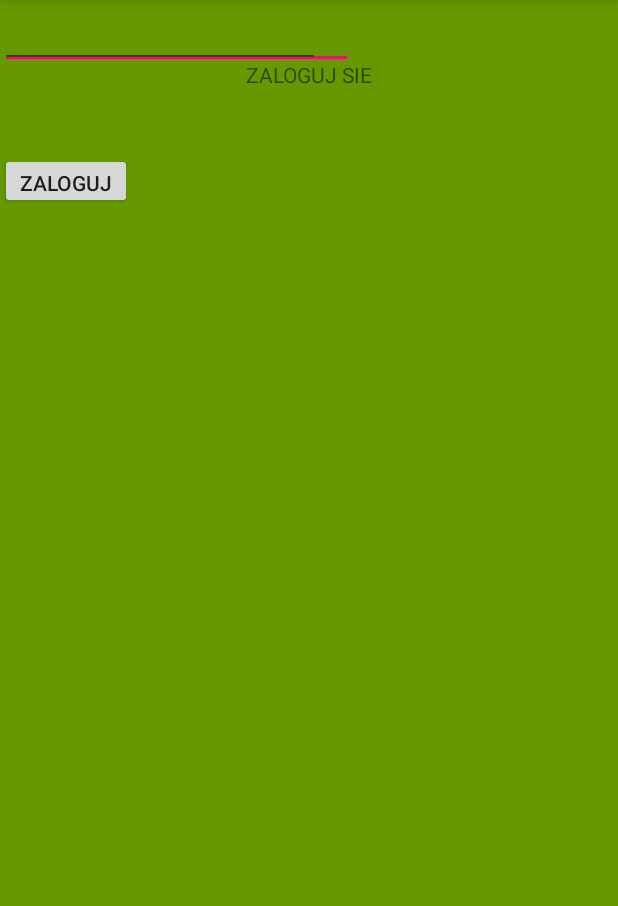
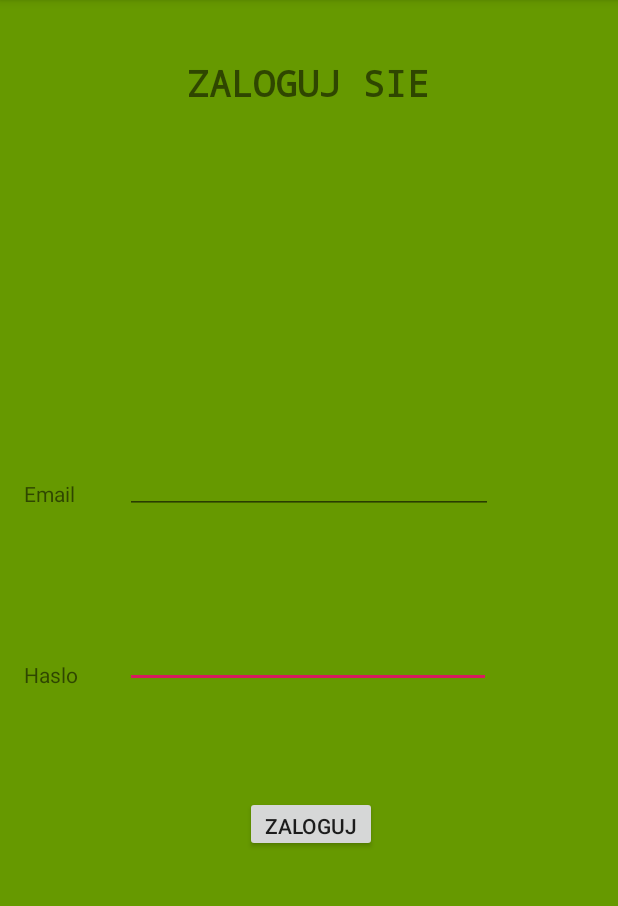
Before and after one commit to KubaWisniewski/PAMO-App, an Android app: the screen it shows after launch (LoginActivity), on a phone screen of 412 x 824 dp, the part 84-990 px from its top. Run offline under Robolectric (Android 15) with nearby library versions, the phone set to English and light mode, and no system bars.

Commit message:
Login and register functionality (hardcoded)

```diff
--- a/QuizMania/app/src/main/java/com/example/quizmania/LoginActivity.java
+++ b/QuizMania/app/src/main/java/com/example/quizmania/LoginActivity.java
@@ -6,22 +6,49 @@ import android.widget.Button;
 
 import androidx.appcompat.app.AppCompatActivity;
 
+import com.example.quizmania.service.LoginPayload;
+import com.example.quizmania.service.UserService;
+
+import java.net.URL;
+
+import retrofit2.Call;
+import retrofit2.Callback;
+import retrofit2.Response;
+import retrofit2.Retrofit;
+import retrofit2.converter.gson.GsonConverterFactory;
+
 public class LoginActivity extends AppCompatActivity {
     Button login;
-/*
-    Retrofit retrofit = new Retrofit.Builder()
-            .baseUrl("localhost:8081/api/auth")
-            .addConverterFactory(GsonConverterFactory.create())
-            .build();
-*/
+    LoginPayload loginPayload = new LoginPayload();
+
     protected void onCreate(Bundle savedInstanceState) {
         super.onCreate(savedInstanceState);
         setContentView(R.layout.login_activity);
         login = findViewById(R.id.button_login_id);
+
+        final Retrofit retrofit = new Retrofit.Builder()
+                .baseUrl("http://192.168.1.107:8081/")
+                .addConverterFactory(GsonConverterFactory.create())
+                .build();
+
+        loginPayload.email = "admin@test.com";
+        loginPayload.password = "123";
         login.setOnClickListener(new View.OnClickListener() {
             @Override
             public void onClick(View v) {
+                UserService userService = retrofit.create(UserService.class);
+                Call<LoginPayload> call = userService.login(loginPayload);
+                call.enqueue(new Callback<LoginPayload>() {
+                    @Override
+                    public void onResponse(Call<LoginPayload> call, Response<LoginPayload> response) {
+                        System.out.println(response.headers().get("X-Auth-Token"));
+                    }
 
+                    @Override
+                    public void onFailure(Call<LoginPayload> call, Throwable t) {
+                        System.out.println(t);
+                    }
+                });
             }
         });
     }
--- a/QuizMania/app/src/main/java/com/example/quizmania/service/LoginPayload.java
+++ b/QuizMania/app/src/main/java/com/example/quizmania/service/LoginPayload.java
@@ -1,6 +1,6 @@
 package com.example.quizmania.service;
 
 public class LoginPayload {
-    private String email;
-    private String password;
+    public String email;
+    public String password;
 }
--- a/QuizMania/app/src/main/java/com/example/quizmania/service/UserService.java
+++ b/QuizMania/app/src/main/java/com/example/quizmania/service/UserService.java
@@ -5,6 +5,9 @@ import retrofit2.http.Body;
 import retrofit2.http.POST;
 
 public interface UserService {
-    @POST("users/new")
-    Call login(@Body LoginPayload loginPayload);
+    @POST("/api/auth/signin")
+    Call<LoginPayload> login(@Body LoginPayload loginPayload);
+
+    @POST("/api/auth/signup")
+    Call<RegisterPayload> register(@Body RegisterPayload registerPayload);
 }
--- a/QuizMania/app/src/main/res/layout/login_activity.xml
+++ b/QuizMania/app/src/main/res/layout/login_activity.xml
@@ -2,8 +2,9 @@
 <LinearLayout xmlns:android="http://schemas.android.com/apk/res/android"
     xmlns:app="http://schemas.android.com/apk/res-auto"
     xmlns:tools="http://schemas.android.com/tools"
-    android:orientation="vertical" android:layout_width="match_parent"
-    android:layout_height="match_parent">
+    android:layout_width="match_parent"
+    android:layout_height="match_parent"
+    android:orientation="horizontal">
 
     <androidx.constraintlayout.widget.ConstraintLayout
         android:id="@+id/ConstraintLayout"
@@ -15,38 +16,80 @@
             android:id="@+id/login_text"
             android:layout_width="wrap_content"
             android:layout_height="wrap_content"
+            android:fontFamily="monospace"
             android:text="@string/login_text_value"
+            android:textAlignment="center"
+            android:textSize="24sp"
+            android:textStyle="bold"
             app:layout_constraintBottom_toBottomOf="parent"
             app:layout_constraintEnd_toEndOf="parent"
+            app:layout_constraintHorizontal_bias="0.498"
             app:layout_constraintStart_toStartOf="parent"
             app:layout_constraintTop_toTopOf="parent"
             app:layout_constraintVertical_bias="0.053" />
 
         <EditText
             android:id="@+id/editText2"
-            android:layout_width="235dp"
-            android:layout_height="46dp"
+            android:layout_width="244dp"
+            android:layout_height="44dp"
             android:ems="10"
             android:inputType="textPassword"
-            tools:layout_editor_absoluteX="93dp"
-            tools:layout_editor_absoluteY="304dp" />
-
-        <EditText
-            android:id="@+id/editText3"
-            android:layout_width="wrap_content"
-            android:layout_height="wrap_content"
-            android:ems="10"
-            android:inputType="textEmailAddress"
-            tools:layout_editor_absoluteX="91dp"
-            tools:layout_editor_absoluteY="232dp" />
+            app:layout_constraintBottom_toBottomOf="parent"
+            app:layout_constraintEnd_toEndOf="parent"
+            app:layout_constraintHorizontal_bias="0.497"
+            app:layout_constraintStart_toStartOf="parent"
+            app:layout_constraintTop_toTopOf="parent"
+            app:layout_constraintVertical_bias="0.573" />
 
         <Button
             android:id="@+id/button_login_id"
             android:layout_width="88dp"
             android:layout_height="37dp"
-            android:layout_marginTop="56dp"
+            android:layout_marginBottom="196dp"
             android:text="@string/login_button_text"
-            app:layout_constraintTop_toBottomOf="@+id/editText2"
-            tools:layout_editor_absoluteX="160dp" />
+            app:layout_constraintBottom_toBottomOf="parent"
+            app:layout_constraintEnd_toEndOf="parent"
+            app:layout_constraintHorizontal_bias="0.504"
+            app:layout_constraintStart_toStartOf="parent"
+            app:layout_constraintTop_toTopOf="parent"
+            app:layout_constraintVertical_bias="0.993" />
+
+        <TextView
+            android:id="@+id/textView_email"
+            android:layout_width="53dp"
+            android:layout_height="44dp"
+            android:layout_marginStart="4dp"
+            android:text="@string/Email"
+            app:layout_constraintBottom_toBottomOf="parent"
+            app:layout_constraintEnd_toEndOf="parent"
+            app:layout_constraintHorizontal_bias="0.033"
+            app:layout_constraintStart_toStartOf="parent"
+            app:layout_constraintTop_toTopOf="parent"
+            app:layout_constraintVertical_bias="0.441" />
+
+        <TextView
+            android:id="@+id/textView2_password"
+            android:layout_width="wrap_content"
+            android:layout_height="wrap_content"
+            android:text="@string/password"
+            app:layout_constraintBottom_toBottomOf="parent"
+            app:layout_constraintEnd_toEndOf="parent"
+            app:layout_constraintHorizontal_bias="0.042"
+            app:layout_constraintStart_toStartOf="parent"
+            app:layout_constraintTop_toTopOf="parent"
+            app:layout_constraintVertical_bias="0.588" />
+
+        <EditText
+            android:id="@+id/editText3"
+            android:layout_width="245dp"
+            android:layout_height="48dp"
+            android:ems="10"
+            android:inputType="textEmailAddress"
+            app:layout_constraintBottom_toBottomOf="parent"
+            app:layout_constraintEnd_toEndOf="parent"
+            app:layout_constraintStart_toStartOf="parent"
+            app:layout_constraintTop_toTopOf="parent"
+            app:layout_constraintVertical_bias="0.409" />
     </androidx.constraintlayout.widget.ConstraintLayout>
+
 </LinearLayout>
--- a/QuizMania/app/src/main/res/values/strings.xml
+++ b/QuizMania/app/src/main/res/values/strings.xml
@@ -4,4 +4,12 @@
     <string name="login_button_text">Zaloguj sie</string>
     <string name="register_button_text">Zarejestruj sie</string>
     <string name="login_text_value">ZALOGUJ SIE</string>
+    <string name="Email">Email</string>
+    <string name="password">Haslo</string>
+    <string name="registerTextViewContent">ZAREJESTRUJ SIE</string>
+    <string name="username_text">Nazwa uzytkownika</string>
+    <string name="emailResource">emial</string>
+    <string name="menRadioButtonValue">Mezczyzna</string>
+    <string name="womenValueResource">Kobieta</string>
+    <string name="pick_date">Data urodzenia</string>
 </resources>
--- /dev/null
+++ b/QuizMania/app/src/main/res/xml/network_security.xml
@@ -0,0 +1,6 @@
+<?xml version="1.0" encoding="utf-8"?>
+<network-security-config>
+    <domain-config cleartextTrafficPermitted="true">
+        <domain includeSubdomains="true">http://localhost:8081</domain>
+    </domain-config>
+</network-security-config>
```
Also changed, not shown: QuizMania/app/src/main/AndroidManifest.xml (+10 -1 lines), QuizMania/app/src/main/java/com/example/quizmania/MainActivity.java (+12 -2 lines), QuizMania/app/src/main/java/com/example/quizmania/RegisterActivity.java (added, +60 -0 lines), QuizMania/app/src/main/java/com/example/quizmania/service/RegisterPayload.java (added, +9 -0 lines), QuizMania/app/src/main/res/layout/register_activity.xml (added, +113 -0 lines), QuizMania/app/src/main/res/network_security.xml (added).
